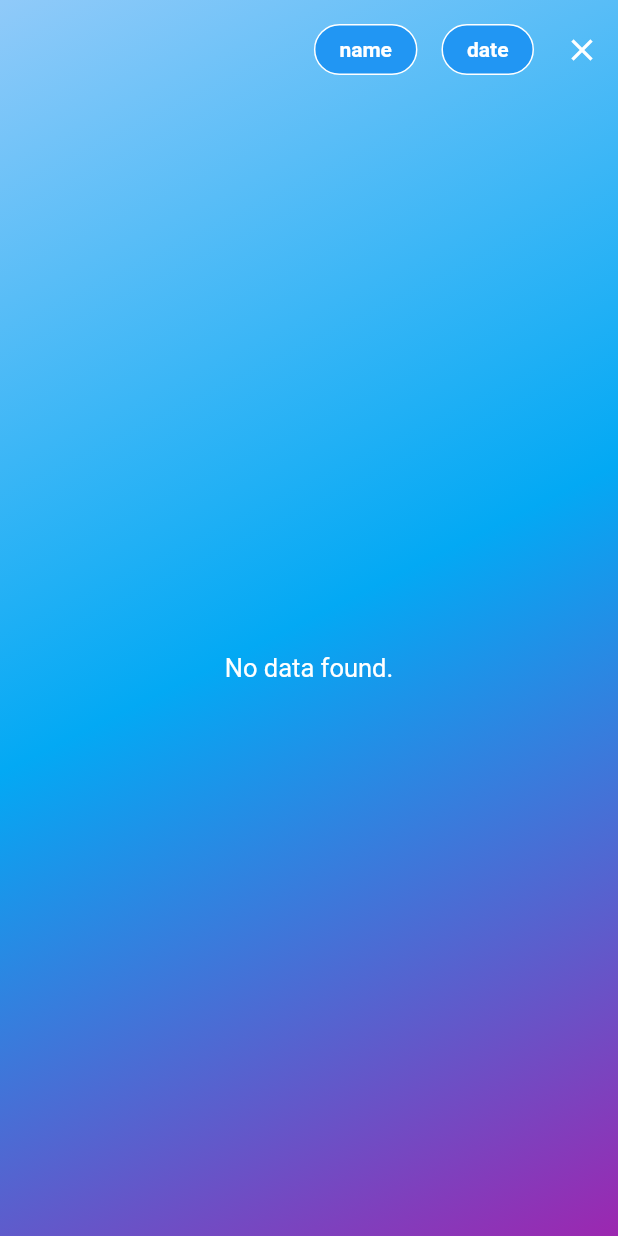
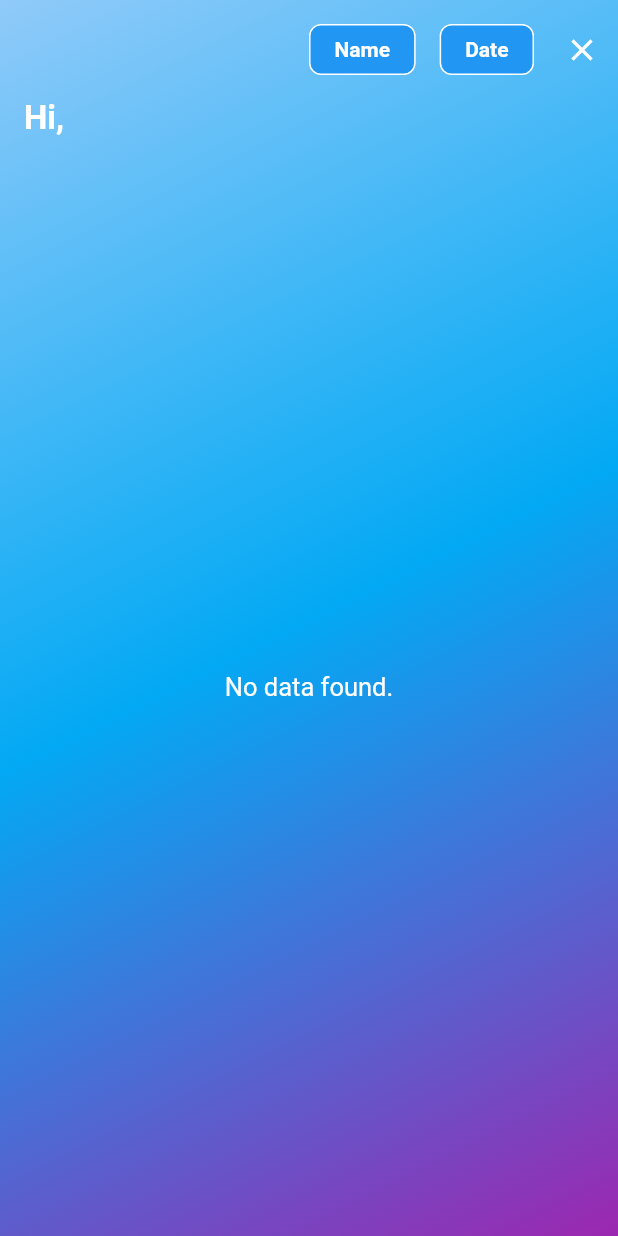
Before and after one commit to Brinfotech1407/GymReportingApp, a Flutter app: the GymOwnerHomeScreen screen opened directly, after a tap on the "filter list" icon, on a phone screen of 412 x 824 dp. Run offline on Flutter 3.47's test engine with Material 2 defaults, Android fonts, the phone set to English and light mode, and no system bars; our stand-ins replace cloud_firestore, firebase_auth, firebase_core, firebase_messaging, get, quickalert and 1 more; missing offline and left inert: mobile_scanner; accounts and stored records are empty; Roboto replaces fonts that are missing (Montserrat).

Commit message:
name filter close and owner home screen UI changes.

```diff
--- a/lib/home/gym_owner_home_screen.dart
+++ b/lib/home/gym_owner_home_screen.dart
@@ -8,6 +8,7 @@ import 'package:gim_app/auth/login_screen.dart';
 import 'package:gim_app/controllers/auth_controller.dart';
 import 'package:gim_app/models/gym_report_model.dart';
 import 'package:gim_app/services/database.dart';
+import 'package:gim_app/services/preference_service.dart';
 import 'package:gim_app/utils/date_time_utils.dart';
 import 'package:gim_app/utils/gym_utils.dart';
 import 'package:quickalert/quickalert.dart';
@@ -30,10 +31,13 @@ class _GymOwnerHomeScreenState extends State<GymOwnerHomeScreen> {
   Rx<String> selectedName = ''.obs;
   TextEditingController searchNameController = TextEditingController();
   List<QueryDocumentSnapshot<Map<String, dynamic>>> documents = [];
+  final PreferenceService _preferenceService = PreferenceService();
+  String ownerName = '';
 
   @override
   void initState() {
     super.initState();
+     ownerName = _preferenceService.getString(PreferenceService.userName) ?? '';
   }
 
   @override
@@ -61,9 +65,8 @@ class _GymOwnerHomeScreenState extends State<GymOwnerHomeScreen> {
                         GymReportModel.fromJson(e.data()))
                     .toList();
 
-                  return Builder(
-                    builder: (context) {
-                        if(snapshot.hasData){
+
+                if (snapshot.hasData) {
                   return Obx(() {
                     return Column(
                       children: [
@@ -83,21 +86,34 @@ class _GymOwnerHomeScreenState extends State<GymOwnerHomeScreen> {
                                 context: context, gymReportData: arrGymReports),
                           ],
                         ],
+
+                         Align(
+                          alignment: Alignment.centerLeft,
+                          child: Padding(
+                            padding: const EdgeInsets.only(left: 16),
+                            child: Text(
+                                'Hi, ${ownerName}',
+                                style: const TextStyle(
+                                    color: Colors.white,
+                                    fontWeight: FontWeight.bold,fontSize: 22)),
+                          ),
+                        ),
                         if (documents.isEmpty) ...[
                           const Expanded(
-                                  child:  Center(
+                            child: Center(
                               child: Text("No data found.",
-                              style: TextStyle(color: Colors.white,fontSize: 17)),
+                                  style: TextStyle(
+                                      color: Colors.white, fontSize: 17)),
                             ),
                           ),
-                              ]else...[
+                        ] else ...[
                           Expanded(
                             child: ListView.builder(
                               scrollDirection: Axis.vertical,
                               itemCount: arrGymReports.length,
-                                    itemBuilder: (BuildContext context,
-                                        int index) {
-                                      GymReportModel gymReportItem = arrGymReports[index];
+                              itemBuilder: (BuildContext context, int index) {
+                                GymReportModel gymReportItem =
+                                    arrGymReports[index];
                                 return SizedBox(
                                   height: 170,
                                   child: Card(
@@ -106,8 +122,7 @@ class _GymOwnerHomeScreenState extends State<GymOwnerHomeScreen> {
                                     elevation: 0.5,
                                     shadowColor: Colors.blue,
                                     shape: const RoundedRectangleBorder(
-                                              borderRadius:
-                                              BorderRadius.all(
+                                        borderRadius: BorderRadius.all(
                                             Radius.circular(12)),
                                         side: BorderSide(
                                           color: Colors.white,
@@ -116,44 +131,40 @@ class _GymOwnerHomeScreenState extends State<GymOwnerHomeScreen> {
                                       padding: const EdgeInsets.all(14),
                                       child: Column(
                                         mainAxisSize: MainAxisSize.min,
-                                              crossAxisAlignment: CrossAxisAlignment
-                                                  .start,
+                                        crossAxisAlignment:
+                                            CrossAxisAlignment.start,
                                         children: [
                                           Row(
                                             children: [
+                                              buildText(content: 'name: '),
                                               buildText(
-                                                        content: 'name: '),
-                                                    buildText(
-                                                        content: gymReportItem
-                                                            .userName,
+                                                  content:
+                                                      gymReportItem.userName,
                                                   isContentStyleView: true),
                                             ],
                                           ),
                                           Row(
                                             children: [
+                                              buildText(content: 'Date: '),
                                               buildText(
-                                                        content: 'Date: '),
-                                                    buildText(
-                                                        content: gymReportItem
-                                                            .date,
+                                                  content: gymReportItem.date,
                                                   isContentStyleView: true),
                                             ],
                                           ),
                                           Row(
                                             children: [
                                               Padding(
-                                                      padding:
-                                                      const EdgeInsets.only(
+                                                padding: const EdgeInsets.only(
                                                     right: 20),
                                                 child: Column(
                                                   children: [
                                                     buildText(
                                                         content: 'SignedIn '),
                                                     buildText(
-                                                              content:
-                                                              gymReportItem
+                                                        content: gymReportItem
                                                             .signInTime,
-                                                              isContentStyleView: true),
+                                                        isContentStyleView:
+                                                            true),
                                                   ],
                                                 ),
                                               ),
@@ -182,17 +193,11 @@ class _GymOwnerHomeScreenState extends State<GymOwnerHomeScreen> {
                       ],
                     );
                   });
-                        }else if (snapshot.hasError) {
-                          return Center(
-                            child: Text("Error: ${snapshot.error}"),
-                          );
                 } else {
                   return const Center(
                     child: CircularProgressIndicator(color: Colors.grey),
                   );
                 }
-                    },
-                  );
               }),
         ),
       ),
@@ -329,13 +334,13 @@ class _GymOwnerHomeScreenState extends State<GymOwnerHomeScreen> {
               },
               child: filterButtonView(
                 buttonName: isNameFilterView.isTrue
-                    ? 'name: ${selectedName.value}'
-                    : 'name',
+                    ? 'Name: ${selectedName.value}'
+                    : 'Name',
                 isSelectedFilterColors: isNameFilterView.isTrue,
                 onCloseIconTap: () {
                   setState(() {
                     isNameFilterView.value = false;
-                    selectedName.value == null;
+                    selectedName.value = '';
                     searchNameController.clear();
                   });
                 },
@@ -347,8 +352,8 @@ class _GymOwnerHomeScreenState extends State<GymOwnerHomeScreen> {
               },
               child: filterButtonView(
                 buttonName: isDateFilterView.isTrue
-                    ? 'date: ${selectedDate.value}'
-                    : 'date',
+                    ? 'Date: ${selectedDate.value}'
+                    : 'Date',
                 isSelectedFilterColors: isDateFilterView.isTrue,
                 onCloseIconTap: () {
                   setState(() {
@@ -401,7 +406,7 @@ class _GymOwnerHomeScreenState extends State<GymOwnerHomeScreen> {
     return Container(
       decoration: BoxDecoration(
         color: isSelectedFilterColors ? Colors.purple.shade600 : Colors.blue,
-        borderRadius: BorderRadius.circular(20),
+        borderRadius: BorderRadius.circular(8),
         border: Border.all(color: Colors.white),
       ),
       margin: const EdgeInsets.only(bottom: 16, top: 16, right: 8, left: 8),
--- a/lib/services/database.dart
+++ b/lib/services/database.dart
@@ -48,7 +48,7 @@ class Database {
         // Add user Id  to Firestore
         userData.id =auth.currentUser!.uid;
 
-        await _firestore
+          await _firestore
             .collection("users")
             .doc(userData.email)
             .set(userData.toJson(), SetOptions(merge: true));
```
Lines whose indentation alone changed are shown as unchanged.
